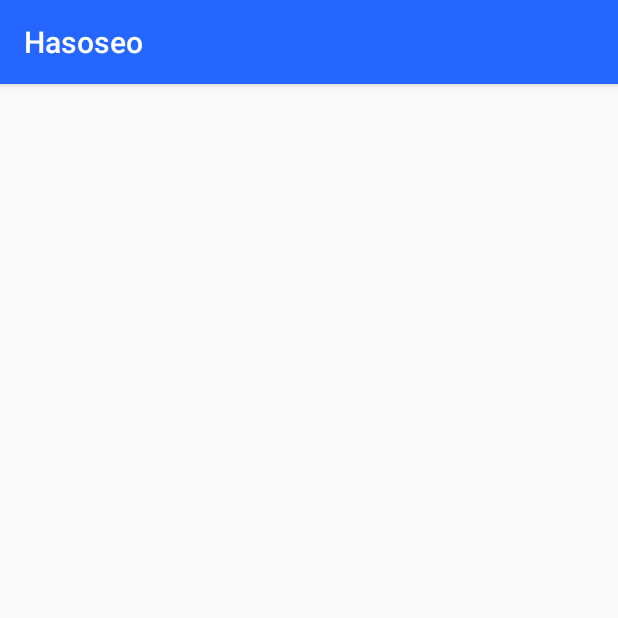
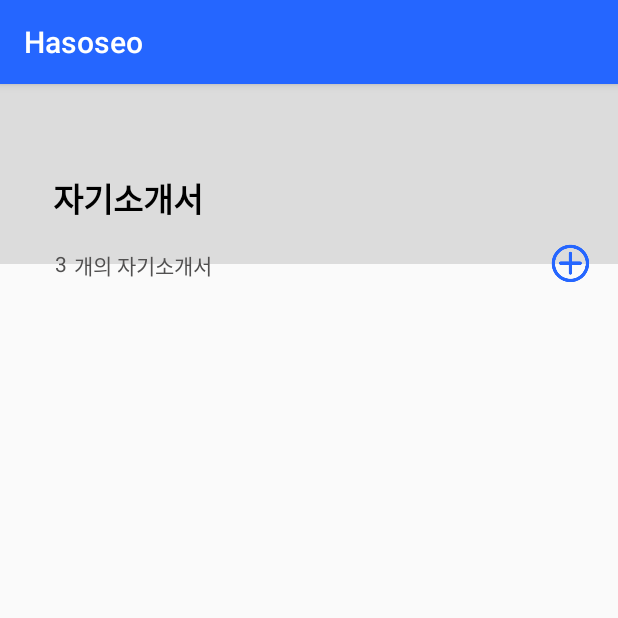
Before and after one commit to Hasoseo/Hasoseo, an Android app: the ListActivity screen opened directly, with no data from a screen before it, on a phone screen of 412 x 824 dp, the top half of it. Run offline under Robolectric (Android 15) with nearby library versions, the phone set to English and light mode, and no system bars.

Commit message:
리스트 상단 완성

```diff
--- a/app/src/main/res/layout/activity_list.xml
+++ b/app/src/main/res/layout/activity_list.xml
@@ -1,8 +1,82 @@
 <?xml version="1.0" encoding="utf-8"?>
 <androidx.constraintlayout.widget.ConstraintLayout xmlns:android="http://schemas.android.com/apk/res/android"
+    xmlns:app="http://schemas.android.com/apk/res-auto"
     xmlns:tools="http://schemas.android.com/tools"
     android:layout_width="match_parent"
     android:layout_height="match_parent"
     tools:context=".ListActivity">
 
+    <View
+        android:id="@+id/divider"
+        android:layout_width="0dp"
+        android:layout_height="120dp"
+        android:background="?android:attr/listDivider"
+        app:layout_constraintBottom_toTopOf="@+id/Self_Intro"
+        app:layout_constraintEnd_toEndOf="parent"
+        app:layout_constraintStart_toStartOf="parent"
+        app:layout_constraintTop_toTopOf="@+id/Self_Intro" />
+
+
+    <TextView
+        android:id="@+id/Self_Intro"
+        android:layout_width="0dp"
+        android:layout_height="31dp"
+        android:layout_marginStart="35dp"
+        android:layout_marginTop="59dp"
+        android:text="자기소개서"
+        android:textSize="10pt"
+        android:textStyle="bold"
+        app:layout_constraintStart_toStartOf="@id/divider"
+        app:layout_constraintTop_toTopOf="parent" />
+
+    <ImageButton
+        android:id="@+id/imageButton6"
+        android:layout_width="30dp"
+        android:layout_height="30dp"
+        android:layout_marginEnd="15dp"
+        android:background="@android:color/transparent"
+        android:scaleType="fitCenter"
+        app:layout_constraintBottom_toBottomOf="@id/divider"
+        app:layout_constraintEnd_toEndOf="parent"
+        app:layout_constraintStart_toEndOf="@id/textView4"
+        app:layout_constraintTop_toBottomOf="@id/divider"
+        app:srcCompat="@drawable/plus_btn" />
+
+    <TextView
+        android:id="@+id/textView3"
+        android:layout_width="wrap_content"
+        android:layout_height="19dp"
+        android:layout_marginStart="35dp"
+        android:text="3"
+        android:textColor="#515050"
+        app:layout_constraintBottom_toBottomOf="@+id/textView4"
+        app:layout_constraintEnd_toStartOf="@+id/textView4"
+        app:layout_constraintStart_toStartOf="parent"
+        app:layout_constraintTop_toTopOf="@+id/textView4" />
+
+    <TextView
+        android:id="@+id/textView4"
+        android:layout_width="94dp"
+        android:layout_height="19dp"
+        android:layout_marginStart="3dp"
+        android:layout_marginEnd="221dp"
+        android:text="개의 자기소개서"
+        android:textColor="#FF515050"
+        app:layout_constraintBottom_toBottomOf="@+id/divider"
+        app:layout_constraintEnd_toStartOf="@+id/imageButton6"
+        app:layout_constraintStart_toEndOf="@+id/textView3"
+        app:layout_constraintTop_toBottomOf="@+id/divider"
+        app:layout_constraintVertical_bias="0.578" />
+
+    <LinearLayout
+        android:id="@+id/linearLayout"
+        android:layout_width="340dp"
+        android:layout_height="0dp"
+        android:orientation="vertical"
+        app:layout_constraintBottom_toBottomOf="parent"
+        app:layout_constraintEnd_toEndOf="parent"
+        app:layout_constraintStart_toStartOf="parent"
+        app:layout_constraintTop_toBottomOf="@+id/textView4"></LinearLayout>
+
+
 </androidx.constraintlayout.widget.ConstraintLayout>
```
